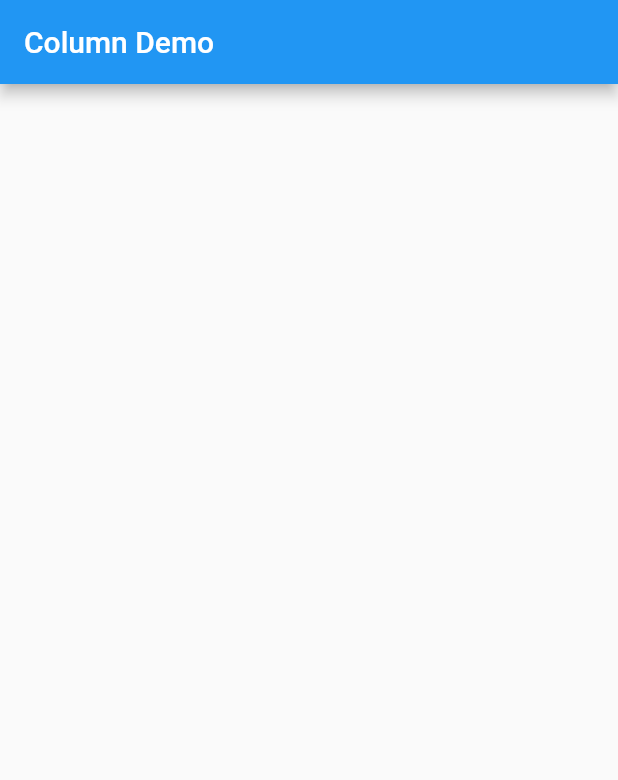
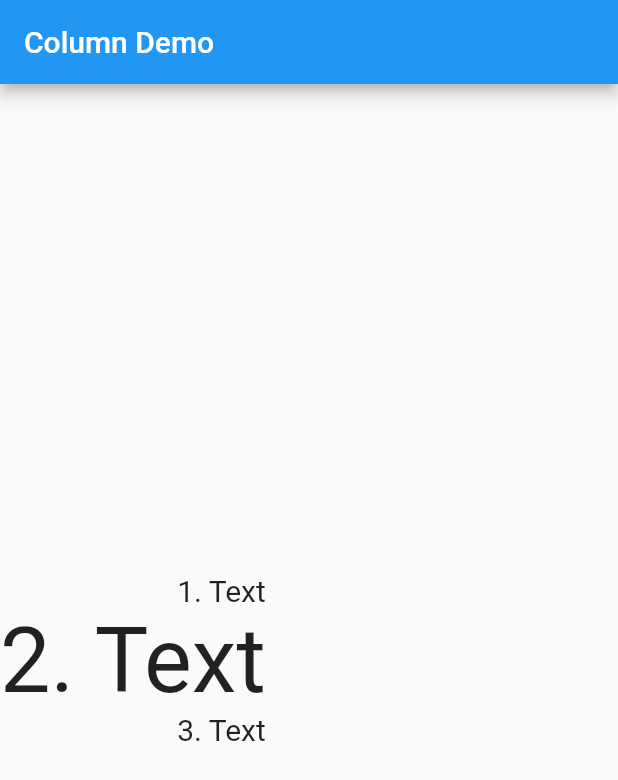
Before and after one commit to FlutterFlakes/ColumnWidgetDemo, a Flutter app: the screen it shows after launch, on a phone screen of 412 x 824 dp. Shown: the top 780 px of the screen. Run offline on Flutter 3.47's test engine with Material 2 defaults, Android fonts, the phone set to English and light mode, and no system bars.

Commit message:
ADD Column widget code

```diff
--- a/lib/main.dart
+++ b/lib/main.dart
@@ -15,6 +15,14 @@ void main() => runApp(
 class ColumnWidgetDemo extends StatelessWidget {
   @override
   Widget build(BuildContext context) {
-    return new Container();
+    return  Column(
+      mainAxisAlignment: MainAxisAlignment.center,
+      crossAxisAlignment: CrossAxisAlignment.end,
+      children: <Widget>[
+        Text("1. Text", style: TextStyle(fontSize: 20.0),),
+        Text("2. Text", style: TextStyle(fontSize: 60.0),),
+        Text("3. Text", style: TextStyle(fontSize: 20.0),),
+      ],
+    );
   }
 }
```
